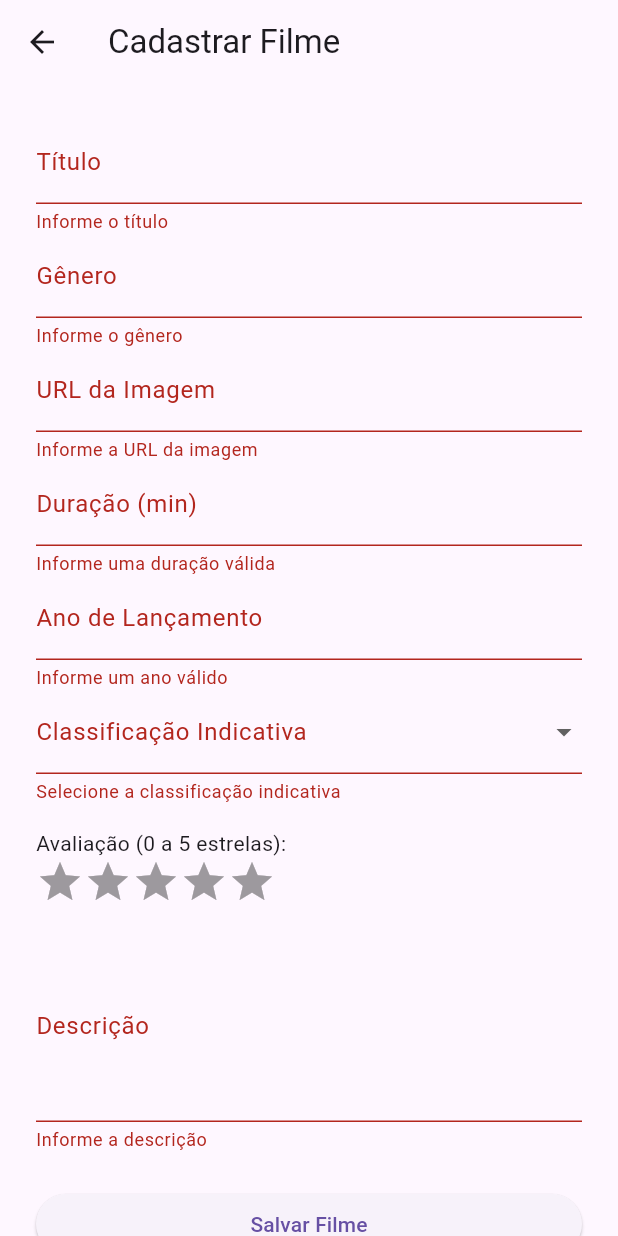
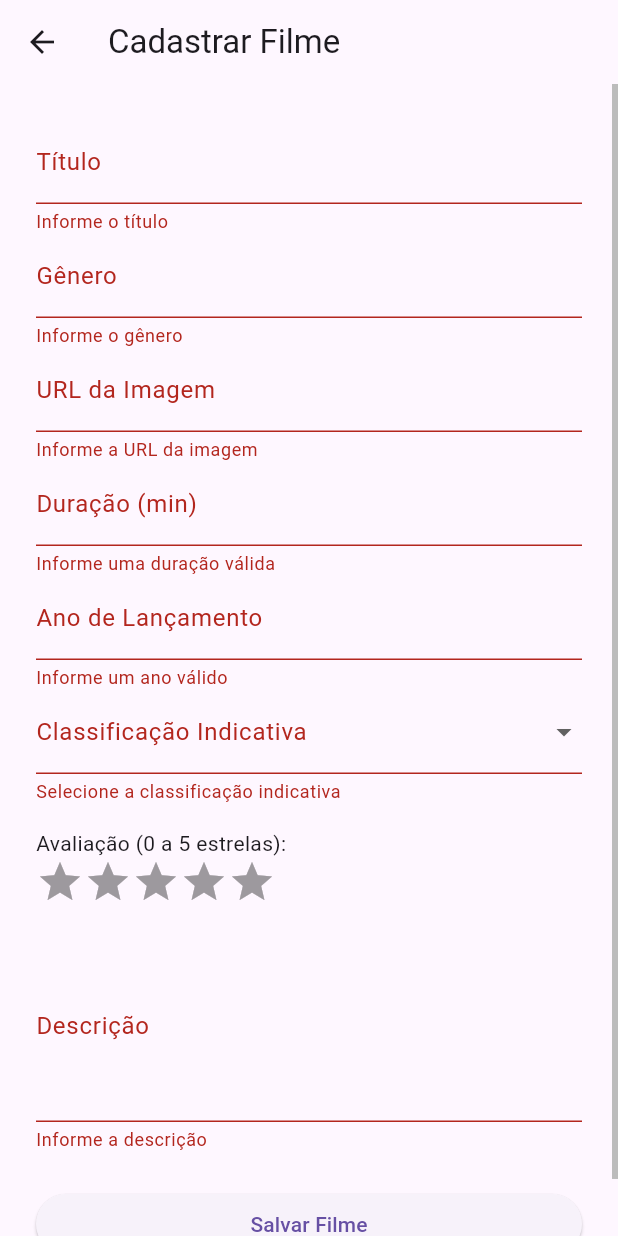
Before and after one commit to jotaven/movie-manager-app, a Flutter app: the AddMoviePage screen opened directly with empty values, after a tap on "Salvar Filme", on a phone screen of 412 x 824 dp. Run offline on Flutter 3.47's test engine with Material 3 defaults, Android fonts, the phone set to English and light mode, and no system bars; drawn by our look-alikes of flutter_rating_bar; our stand-ins replace sqflite; accounts and stored records are empty.

```diff
--- a/movie_manager/lib/ui/add_movie_page.dart
+++ b/movie_manager/lib/ui/add_movie_page.dart
@@ -29,6 +29,21 @@ class _AddMoviePageState extends State<AddMoviePage> {
 
   bool _isSaving = false;
 
+  final ScrollController _scrollController = ScrollController();
+
+  @override
+  void dispose() {
+    _scrollController.dispose();
+
+    _titleController.dispose();
+    _genreController.dispose();
+    _imageUrlController.dispose();
+    _durationController.dispose();
+    _descriptionController.dispose();
+    _yearController.dispose();
+    super.dispose();
+  }
+
   Future<void> _saveMovie() async {
     if (_formKey.currentState!.validate() && _selectedAgeRating != null) {
       final movie = Movie(
@@ -47,9 +62,12 @@ class _AddMoviePageState extends State<AddMoviePage> {
       });
 
       try {
-        final savedMovie = await widget.movieController.addMovie(movie);
+        await widget.movieController.addMovie(movie);
+        if (mounted) {
           Navigator.pop(context, true);
+        }
       } catch (e) {
+        if (mounted) {
           setState(() {
             _isSaving = false;
           });
@@ -58,13 +76,22 @@ class _AddMoviePageState extends State<AddMoviePage> {
           );
         }
       }
+    } else if (_selectedAgeRating == null && mounted && _formKey.currentState?.validate() == true) {
+      ScaffoldMessenger.of(context).showSnackBar(
+        const SnackBar(content: Text('Por favor, selecione a classificação indicativa.')),
+      );
+    }
   }
 
   @override
   Widget build(BuildContext context) {
     return Scaffold(
       appBar: AppBar(title: const Text('Cadastrar Filme')),
-      body: SingleChildScrollView(
+      body: Scrollbar(
+        controller: _scrollController,
+        thumbVisibility: true,
+        child: SingleChildScrollView(
+          controller: _scrollController,
           padding: const EdgeInsets.all(24),
           child: Form(
             key: _formKey,
@@ -91,17 +118,18 @@ class _AddMoviePageState extends State<AddMoviePage> {
                   decoration: const InputDecoration(labelText: 'Duração (min)'),
                   keyboardType: TextInputType.number,
                   validator: (value) =>
-                value == null || int.tryParse(value) == null ? 'Informe uma duração válida' : null,
+                  value == null || value.isEmpty || int.tryParse(value) == null ? 'Informe uma duração válida' : null,
                 ),
                 TextFormField(
                   controller: _yearController,
                   decoration: const InputDecoration(labelText: 'Ano de Lançamento'),
                   keyboardType: TextInputType.number,
                   validator: (value) =>
-                value == null || int.tryParse(value) == null ? 'Informe um ano válido' : null,
+                  value == null || value.isEmpty || int.tryParse(value) == null ? 'Informe um ano válido' : null,
                 ),
                 DropdownButtonFormField<AgeRating>(
                   decoration: const InputDecoration(labelText: 'Classificação Indicativa'),
+                  value: _selectedAgeRating,
                   items: AgeRating.values
                       .map((e) => DropdownMenuItem(
                     value: e,
@@ -118,7 +146,7 @@ class _AddMoviePageState extends State<AddMoviePage> {
                 const SizedBox(height: 16),
                 const Text('Avaliação (0 a 5 estrelas):'),
                 RatingBar.builder(
-                initialRating: 0,
+                    initialRating: _rating,
                     minRating: 0,
                     maxRating: 5,
                     direction: Axis.horizontal,
@@ -126,7 +154,11 @@ class _AddMoviePageState extends State<AddMoviePage> {
                     itemCount: 5,
                     itemSize: 32,
                     itemBuilder: (context, _) => const Icon(Icons.star, color: Colors.amber),
-                onRatingUpdate: (rating) => _rating = rating,
+                    onRatingUpdate: (rating) {
+                      setState(() {
+                        _rating = rating;
+                      });
+                    }
                 ),
                 const SizedBox(height: 16),
                 TextFormField(
@@ -139,13 +171,18 @@ class _AddMoviePageState extends State<AddMoviePage> {
                 ElevatedButton(
                   onPressed: _isSaving ? null : _saveMovie,
                   child: _isSaving
-                    ? const CircularProgressIndicator(color: Colors.white)
+                      ? const SizedBox(
+                    height: 20,
+                    width: 20,
+                    child: CircularProgressIndicator(color: Colors.white, strokeWidth: 3.0),
+                  )
                       : const Text('Salvar Filme'),
                 ),
               ],
             ),
           ),
         ),
+      ),
     );
   }
 }
```
Lines whose indentation alone changed are shown as unchanged.
